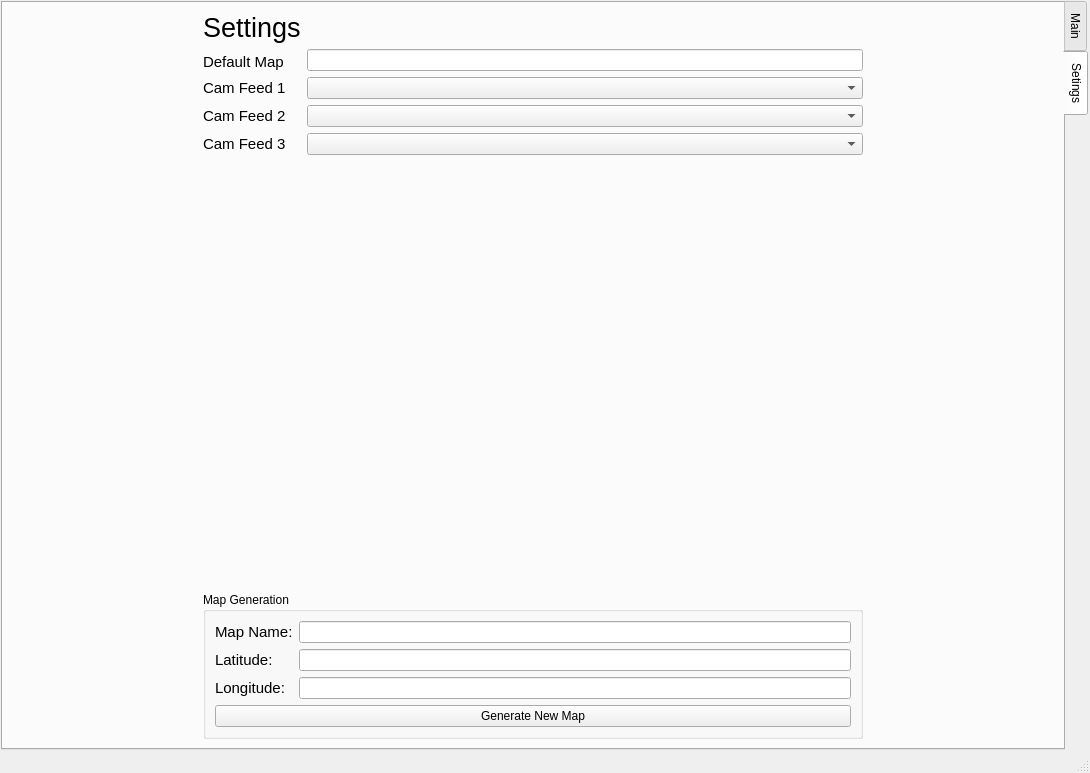
Above: Prototyping/BaseStation/ui/ui.ui from huskyroboticsteam/2016-17 before the change. Below: the same form after it.
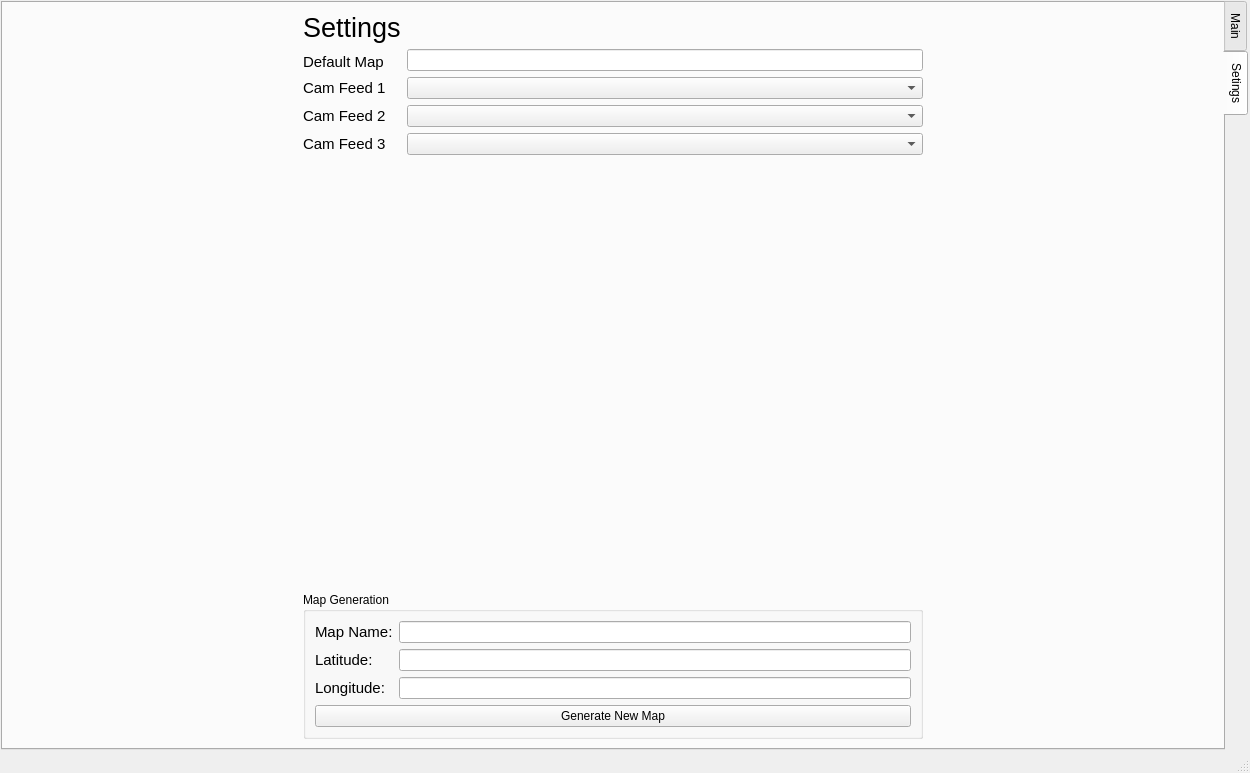
That is the form after the change. The open tabs and pages were chosen to show the change.

Diff of the .ui file:
```diff
--- a/Prototyping/BaseStation/ui/ui.ui
+++ b/Prototyping/BaseStation/ui/ui.ui
@@ -260,10 +260,10 @@
        </attribute>
        <layout class="QFormLayout" name="formLayout">
         <property name="leftMargin">
-         <number>200</number>
+         <number>300</number>
         </property>
         <property name="rightMargin">
-         <number>200</number>
+         <number>300</number>
         </property>
         <item row="0" column="0">
          <widget class="QLabel" name="label_5">
```
Left out of the diff: 2 changed lines with no effect on the pictures.
